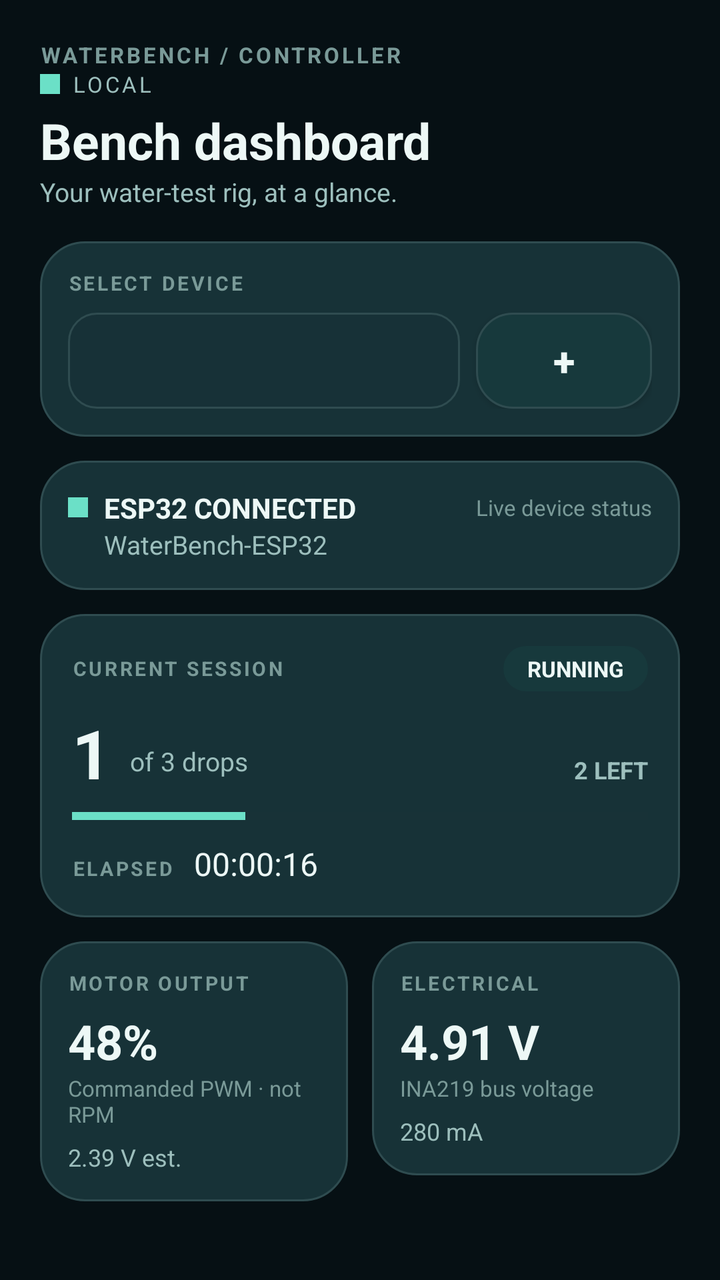
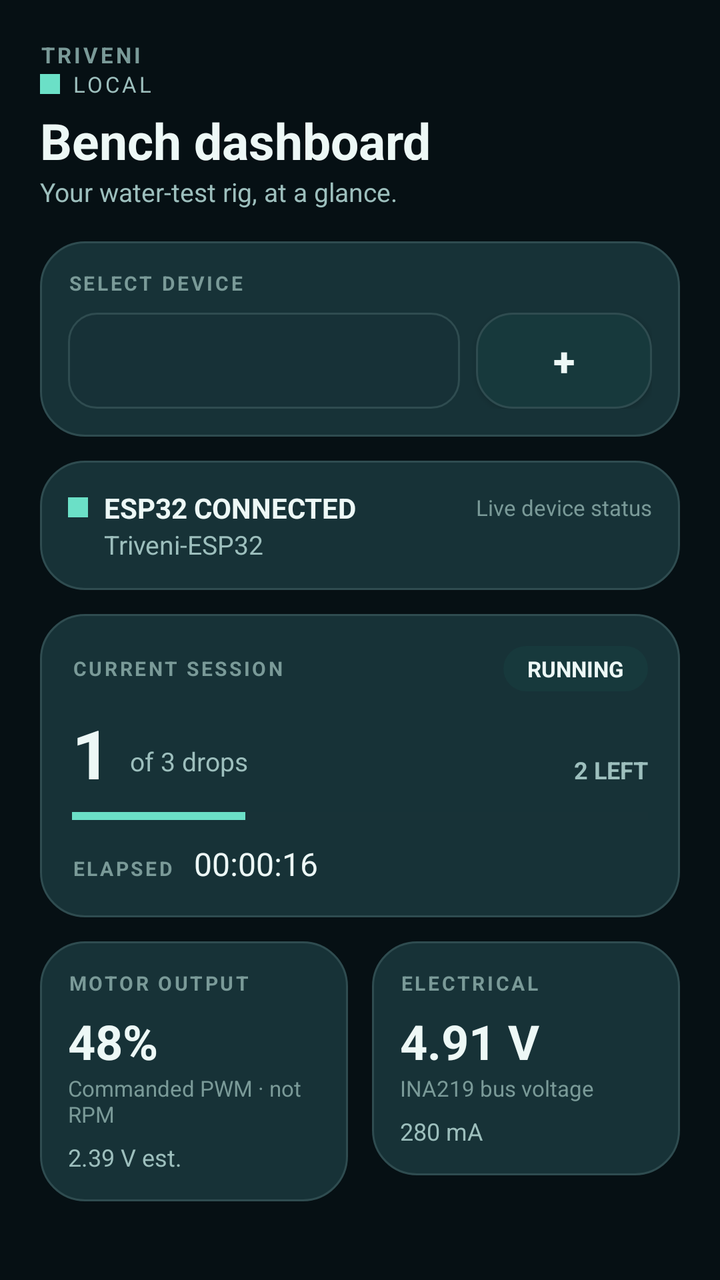

The first picture is an Android layout as it rendered before a commit; the second is the same layout after the commit. The layout source and the unified diff follow.
<!-- AndroidManifest.xml: application theme Theme.WaterBench -->
<!-- res/layout/screen_home.xml -->
<?xml version="1.0" encoding="utf-8"?>
<LinearLayout xmlns:android="http://schemas.android.com/apk/res/android"
    android:layout_width="match_parent"
    android:layout_height="wrap_content"
    android:orientation="vertical"
    android:padding="20dp">

    <LinearLayout android:layout_width="match_parent" android:layout_height="wrap_content"
        android:orientation="vertical">

        <TextView android:layout_width="wrap_content" android:layout_height="wrap_content"
            android:text="WATERBENCH / CONTROLLER"
            android:textColor="?attr/wbTextMuted" android:textSize="11sp"
            android:letterSpacing="0.12"
            android:textStyle="bold" />

        <LinearLayout android:layout_width="wrap_content" android:layout_height="wrap_content"
            android:orientation="horizontal" android:gravity="center_vertical">

            <View android:layout_width="10dp" android:layout_height="10dp"
                android:background="?attr/wbAccent" />

            <TextView android:layout_width="wrap_content" android:layout_height="wrap_content"
                android:text="LOCAL"
                android:textColor="?attr/wbTextSecondary" android:textSize="11sp"
                android:letterSpacing="0.12" android:layout_marginStart="6dp" />
        </LinearLayout>
    </LinearLayout>        <TextView android:layout_width="wrap_content" android:layout_height="wrap_content"
            android:text="Bench dashboard" android:textColor="?attr/wbTextPrimary"
            android:textSize="25sp" android:textStyle="bold" android:layout_marginTop="4dp" />

    <TextView android:layout_width="wrap_content" android:layout_height="wrap_content"
        android:text="@string/tagline_home" android:textColor="?attr/wbTextSecondary"
        android:textSize="13sp" android:layout_marginBottom="16dp" />

    
    <LinearLayout android:layout_width="match_parent" android:layout_height="wrap_content"
        android:orientation="vertical" android:background="@drawable/card_bg"
        android:padding="14dp" android:layout_marginBottom="12dp">

        <TextView android:layout_width="wrap_content" android:layout_height="wrap_content"
            android:text="SELECT DEVICE" android:textColor="?attr/wbTextMuted"
            android:textSize="10sp" android:letterSpacing="0.12" android:textStyle="bold" />

        <LinearLayout android:layout_width="match_parent" android:layout_height="wrap_content"
            android:orientation="horizontal" android:layout_marginTop="8dp"
            android:gravity="center_vertical">

            <Spinner android:id="@+id/spnDevice"
                android:layout_width="0dp" android:layout_weight="1" android:layout_height="48dp"
                android:background="@drawable/input_bg" android:paddingStart="12dp"
                android:paddingEnd="12dp" />

            <Button android:id="@+id/btnAddDevice"
                android:layout_width="wrap_content" android:layout_height="wrap_content"
                android:background="@drawable/btn_secondary"
                android:padding="10dp" android:layout_marginStart="8dp"
                android:src="@drawable/ic_check" android:contentDescription="Add device"
                android:text="+" android:textSize="20sp" android:textStyle="bold"
                android:textColor="?attr/wbTextPrimary" />
        </LinearLayout>
    </LinearLayout>

    
    <LinearLayout android:id="@+id/cardConn"
        android:layout_width="match_parent" android:layout_height="wrap_content"
        android:orientation="vertical" android:background="@drawable/card_bg"
        android:padding="14dp" android:layout_marginBottom="12dp">

        <LinearLayout android:layout_width="match_parent" android:layout_height="wrap_content"
            android:orientation="horizontal" android:gravity="center_vertical">

            <View android:id="@+id/dotConn"
                android:layout_width="10dp" android:layout_height="10dp"
                android:background="?attr/wbAccent" />

            <TextView android:id="@+id/tvConnStatus"
                android:layout_width="0dp" android:layout_weight="1" android:layout_height="wrap_content"
                android:layout_marginStart="8dp" android:text="ESP32 CONNECTED"
                android:textColor="?attr/wbTextPrimary" android:textSize="14sp" android:textStyle="bold" />

            <TextView android:layout_width="wrap_content" android:layout_height="wrap_content"
                android:text="Live device status" android:textColor="?attr/wbTextMuted"
                android:textSize="11sp" />
        </LinearLayout>

        <TextView android:id="@+id/tvWifiName2"
            android:layout_width="wrap_content" android:layout_height="wrap_content"
            android:layout_marginStart="18dp" android:text="WaterBench-ESP32"
            android:textColor="?attr/wbTextSecondary" android:textSize="13sp" />
    </LinearLayout>

    
    <LinearLayout android:id="@+id/cardSession"
        android:layout_width="match_parent" android:layout_height="wrap_content"
        android:orientation="vertical" android:background="@drawable/card_bg"
        android:padding="16dp" android:layout_marginBottom="12dp">

        <LinearLayout android:layout_width="match_parent" android:layout_height="wrap_content"
            android:orientation="horizontal" android:gravity="center_vertical">

            <TextView android:layout_width="0dp" android:layout_weight="1" android:layout_height="wrap_content"
                android:text="CURRENT SESSION" android:textColor="?attr/wbTextMuted"
                android:textSize="10sp" android:letterSpacing="0.12" android:textStyle="bold" />

            <TextView android:id="@+id/chipState"
                android:layout_width="wrap_content" android:layout_height="wrap_content"
                android:text="RUNNING" android:textColor="?attr/wbTextPrimary"
                android:textSize="11sp" android:textStyle="bold"
                android:background="@drawable/chip_bg" android:paddingStart="12dp"
                android:paddingEnd="12dp" android:paddingTop="4dp" android:paddingBottom="4dp" />
        </LinearLayout>

        <LinearLayout android:layout_width="match_parent" android:layout_height="wrap_content"
            android:orientation="horizontal" android:gravity="bottom"
            android:layout_marginTop="8dp">

            <TextView android:id="@+id/tvDropsDelivered"
                android:layout_width="wrap_content" android:layout_height="wrap_content"
                android:text="1" android:textColor="?attr/wbTextPrimary" android:textSize="34sp" android:textStyle="bold" />

            <TextView android:layout_width="wrap_content" android:layout_height="wrap_content"
                android:text=" of 3 drops" android:textColor="?attr/wbTextSecondary"
                android:textSize="13sp" android:layout_marginStart="6dp" android:layout_marginBottom="4dp" />

            <TextView android:id="@+id/tvDropsLeft"
                android:layout_width="0dp" android:layout_weight="1" android:layout_height="wrap_content"
                android:gravity="end" android:text="2 LEFT" android:textColor="?attr/wbTextSecondary"
                android:textSize="12sp" android:textStyle="bold" />
        </LinearLayout>

        <ProgressBar android:id="@+id/progressDrops"
            style="?android:attr/progressBarStyleHorizontal"
            android:layout_width="match_parent" android:layout_height="6dp"
            android:layout_marginTop="6dp" android:progress="30" android:max="100"
            android:progressTint="?attr/wbAccent" android:progressBackgroundTint="?attr/wbProgressTrack" />

        <LinearLayout android:layout_width="match_parent" android:layout_height="wrap_content"
            android:orientation="horizontal" android:layout_marginTop="10dp"
            android:gravity="bottom">

            <TextView android:layout_width="wrap_content" android:layout_height="wrap_content"
                android:text="ELAPSED" android:textColor="?attr/wbTextMuted"
                android:textSize="10sp" android:letterSpacing="0.12" android:textStyle="bold" />

            <TextView android:id="@+id/tvElapsed"
                android:layout_width="0dp" android:layout_weight="1" android:layout_height="wrap_content"
                android:layout_marginStart="10dp" android:text="00:00:16"
                android:textColor="?attr/wbTextPrimary" android:textSize="16sp" />
        </LinearLayout>
    </LinearLayout>

    
    <LinearLayout android:layout_width="match_parent" android:layout_height="wrap_content"
        android:orientation="horizontal" android:layout_marginBottom="12dp">

        <LinearLayout android:layout_width="0dp" android:layout_weight="1" android:layout_height="wrap_content"
            android:orientation="vertical" android:background="@drawable/card_bg"
            android:padding="14dp" android:layout_marginEnd="6dp">

            <TextView android:layout_width="wrap_content" android:layout_height="wrap_content"
                android:text="MOTOR OUTPUT" android:textColor="?attr/wbTextMuted"
                android:textSize="10sp" android:letterSpacing="0.12" android:textStyle="bold" />

            <TextView android:id="@+id/tvMotorPct"
                android:layout_width="wrap_content" android:layout_height="wrap_content"
                android:layout_marginTop="6dp" android:text="48%"
                android:textColor="?attr/wbTextPrimary" android:textSize="24sp" android:textStyle="bold" />

            <TextView android:layout_width="wrap_content" android:layout_height="wrap_content"
                android:text="Commanded PWM · not RPM" android:textColor="?attr/wbTextMuted"
                android:textSize="11sp" />

            <TextView android:id="@+id/tvMotorVoltEst"
                android:layout_width="wrap_content" android:layout_height="wrap_content"
                android:layout_marginTop="6dp" android:text="2.39 V est."
                android:textColor="?attr/wbTextSecondary" android:textSize="12sp" />
        </LinearLayout>

        <LinearLayout android:layout_width="0dp" android:layout_weight="1" android:layout_height="wrap_content"
            android:orientation="vertical" android:background="@drawable/card_bg"
            android:padding="14dp" android:layout_marginStart="6dp">

            <TextView android:layout_width="wrap_content" android:layout_height="wrap_content"
                android:text="ELECTRICAL" android:textColor="?attr/wbTextMuted"
                android:textSize="10sp" android:letterSpacing="0.12" android:textStyle="bold" />

            <TextView android:id="@+id/tvBusV"
                android:layout_width="wrap_content" android:layout_height="wrap_content"
                android:layout_marginTop="6dp" android:text="4.91 V"
                android:textColor="?attr/wbTextPrimary" android:textSize="24sp" android:textStyle="bold" />

            <TextView android:layout_width="wrap_content" android:layout_height="wrap_content"
                android:text="INA219 bus voltage" android:textColor="?attr/wbTextMuted"
                android:textSize="11sp" />

            <TextView android:id="@+id/tvCurrentMa"
                android:layout_width="wrap_content" android:layout_height="wrap_content"
                android:layout_marginTop="6dp" android:text="280 mA"
                android:textColor="?attr/wbTextSecondary" android:textSize="12sp" />
        </LinearLayout>
    </LinearLayout>

    
    <LinearLayout android:layout_width="match_parent" android:layout_height="wrap_content"
        android:orientation="vertical" android:background="@drawable/card_bg"
        android:padding="14dp" android:layout_marginBottom="12dp">

        <TextView android:layout_width="wrap_content" android:layout_height="wrap_content"
            android:text="PRESSURE / FLOW" android:textColor="?attr/wbTextMuted"
            android:textSize="10sp" android:letterSpacing="0.12" android:textStyle="bold" />

        <LinearLayout android:layout_width="match_parent" android:layout_height="wrap_content"
            android:orientation="horizontal" android:layout_marginTop="6dp">            <TextView android:id="@+id/tvPressure"
                android:layout_width="0dp" android:layout_weight="1" android:layout_height="wrap_content"
                android:text="4.20 kPa" android:textColor="?attr/wbTextPrimary"
                android:textSize="18sp" android:textStyle="bold" />

            <TextView android:id="@+id/tvFlow"
                android:layout_width="0dp" android:layout_weight="1" android:layout_height="wrap_content"
                android:gravity="end" android:text="1.850 mL/min"
                android:textColor="?attr/wbTextPrimary"
                android:textSize="18sp" android:textStyle="bold" />
        </LinearLayout>

        <LinearLayout android:layout_width="match_parent" android:layout_height="wrap_content"
            android:orientation="horizontal" android:layout_marginTop="4dp">

            <TextView android:id="@+id/tvDropsPerSec"
                android:layout_width="0dp" android:layout_weight="1" android:layout_height="wrap_content"
                android:text="0.617 drops/s" android:textColor="?attr/wbTextSecondary" android:textSize="11sp" />

            <TextView android:layout_width="0dp" android:layout_weight="1" android:layout_height="wrap_content"
                android:gravity="end" android:text="Provisional until calibrated"
                android:textColor="?attr/wbTextMuted" android:textSize="11sp" />
        </LinearLayout>

        <LinearLayout android:layout_width="match_parent" android:layout_height="wrap_content"
            android:orientation="horizontal" android:layout_marginTop="10dp"
            android:gravity="center_vertical">

            <EditText android:id="@+id/etFlow"
                android:layout_width="0dp" android:layout_weight="1" android:layout_height="wrap_content"
                android:background="@drawable/input_bg" android:padding="10dp"
                android:hint="Set flow · 0.1–5.0 mL/min" android:textColorHint="?attr/wbTextMuted"
                android:textColor="?attr/wbTextPrimary" android:textSize="13sp"
                android:inputType="numberDecimal" />

            <Button android:id="@+id/btnSetFlow"
                android:layout_width="wrap_content" android:layout_height="wrap_content"
                android:background="@drawable/btn_secondary"
                android:paddingStart="14dp" android:paddingEnd="14dp"
                android:text="SET" android:textColor="?attr/wbTextPrimary"
                android:textSize="13sp" android:textStyle="bold" android:layout_marginStart="8dp" />
        </LinearLayout>

        <TextView android:layout_width="match_parent" android:layout_height="wrap_content"
            android:layout_marginTop="6dp"
            android:text="The physical speed knob on the hardware remains the final local maximum-speed limit."
            android:textColor="?attr/wbTextMuted" android:textSize="11sp" />
    </LinearLayout>

    
    <TextView android:id="@+id/bannerAlarm"
        android:layout_width="match_parent" android:layout_height="wrap_content"
        android:background="@drawable/btn_stop" android:padding="14dp"
        android:layout_marginBottom="12dp" android:visibility="gone"
        android:text="Occlusion alarm — pump is off." android:textColor="?attr/wbTextPrimary"
        android:textSize="14sp" android:textStyle="bold" />

    
    <LinearLayout android:layout_width="match_parent" android:layout_height="wrap_content"
        android:orientation="horizontal" android:layout_marginBottom="10dp">

        <Button android:id="@+id/btnStart"
            android:layout_width="0dp" android:layout_weight="1" android:layout_height="52dp"
            android:background="@drawable/btn_normal" android:layout_marginEnd="6dp"
            android:text="START" android:textColor="?attr/wbBg" android:textStyle="bold" />

        <Button android:id="@+id/btnPause"
            android:layout_width="0dp" android:layout_weight="1" android:layout_height="52dp"
            android:background="@drawable/btn_normal" android:layout_marginEnd="6dp"
            android:text="PAUSE" android:textColor="?attr/wbBg" android:textStyle="bold" />

        <Button android:id="@+id/btnResume"
            android:layout_width="0dp" android:layout_weight="1" android:layout_height="52dp"
            android:background="@drawable/btn_normal" android:layout_marginEnd="6dp"
            android:text="RESUME" android:textColor="?attr/wbBg" android:textStyle="bold" />

        <Button android:id="@+id/btnAck"
            android:layout_width="0dp" android:layout_weight="1" android:layout_height="52dp"
            android:background="@drawable/btn_secondary" android:layout_marginEnd="6dp"
            android:text="ACK" android:textColor="?attr/wbTextPrimary" android:textStyle="bold" />
    </LinearLayout>

    <Button android:id="@+id/btnStop"
        android:layout_width="match_parent" android:layout_height="54dp"
        android:background="@drawable/btn_stop" android:text="STOP PUMP"
        android:textColor="?attr/wbTextPrimary" android:textStyle="bold" />

    <TextView android:layout_width="match_parent" android:layout_height="wrap_content"
        android:layout_marginTop="20dp" android:gravity="center"
        android:text="Water-only supervised bench prototype · Not for medical or human use"
        android:textColor="?attr/wbTextMuted" android:textSize="11sp" />
</LinearLayout>
<!-- resources referenced by this layout -->
<resources>
  <!-- drawable btn_normal (drawable) -->
  <?xml version="1.0" encoding="utf-8"?>
  <ripple xmlns:android="http://schemas.android.com/apk/res/android"
      android:color="#33FFFFFF">
      <item>
          <shape android:shape="rectangle">
              <solid android:color="?attr/wbAccent" />
              <corners android:radius="18dp" />
          </shape>
      </item>
  </ripple>
  <!-- drawable btn_secondary (drawable) -->
  <?xml version="1.0" encoding="utf-8"?>
  <ripple xmlns:android="http://schemas.android.com/apk/res/android"
      android:color="#33FFFFFF">
      <item>
          <shape android:shape="rectangle">
              <solid android:color="?attr/wbChipBg" />
              <corners android:radius="18dp" />
              <stroke android:width="1dp" android:color="?attr/wbSurfaceStroke" />
          </shape>
      </item>
  </ripple>
  <!-- drawable btn_stop (drawable) -->
  <?xml version="1.0" encoding="utf-8"?>
  <ripple xmlns:android="http://schemas.android.com/apk/res/android"
      android:color="#33FFFFFF">
      <item>
          <shape android:shape="rectangle">
              <solid android:color="?attr/wbDangerDim" />
              <corners android:radius="18dp" />
              <stroke android:width="2dp" android:color="?attr/wbDanger" />
          </shape>
      </item>
  </ripple>
  <!-- drawable card_bg (drawable) -->
  <?xml version="1.0" encoding="utf-8"?>
  <shape xmlns:android="http://schemas.android.com/apk/res/android"
      android:shape="rectangle">
      <solid android:color="?attr/wbSurface" />
      <corners android:radius="22dp" />
      <stroke android:width="1dp" android:color="?attr/wbSurfaceStroke" />
  </shape>
  <!-- drawable chip_bg (drawable) -->
  <?xml version="1.0" encoding="utf-8"?>
  <shape xmlns:android="http://schemas.android.com/apk/res/android"
      android:shape="rectangle">
      <solid android:color="?attr/wbChipBg" />
      <corners android:radius="14dp" />
  </shape>
  <!-- drawable ic_check (drawable) -->
  <?xml version="1.0" encoding="utf-8"?>
  <vector xmlns:android="http://schemas.android.com/apk/res/android"
      android:width="20dp" android:height="20dp"
      android:viewportWidth="24" android:viewportHeight="24">
      <path android:fillColor="#59D6B4"
          android:pathData="M9.5,17 L5,12.5 L6.4,11.1 L9.5,14.2 L17.6,6.1 L19,7.5 Z" />
  </vector>
  <!-- drawable input_bg (drawable) -->
  <?xml version="1.0" encoding="utf-8"?>
  <shape xmlns:android="http://schemas.android.com/apk/res/android"
      android:shape="rectangle">
      <solid android:color="?attr/wbInputBg" />
      <corners android:radius="14dp" />
      <stroke android:width="1dp" android:color="?attr/wbSurfaceStroke" />
  </shape>
  <string name="tagline_home">Your water-test rig, at a glance.</string>
  <!-- unchanged entries left out for length: 1 -->
</resources>

<!-- the commit's change to res/layout/screen_home.xml (unified diff, before → after) -->
@@ -9,7 +9,7 @@
         android:orientation="vertical">
 
         <TextView android:layout_width="wrap_content" android:layout_height="wrap_content"
-            android:text="WATERBENCH / CONTROLLER"
+            android:text="TRIVENI"
             android:textColor="?attr/wbTextMuted" android:textSize="11sp"
             android:letterSpacing="0.12"
             android:textStyle="bold" />
@@ -86,7 +86,7 @@
 
         <TextView android:id="@+id/tvWifiName2"
             android:layout_width="wrap_content" android:layout_height="wrap_content"
-            android:layout_marginStart="18dp" android:text="WaterBench-ESP32"
+            android:layout_marginStart="18dp" android:text="Triveni-ESP32"
             android:textColor="?attr/wbTextSecondary" android:textSize="13sp" />
     </LinearLayout>
 
